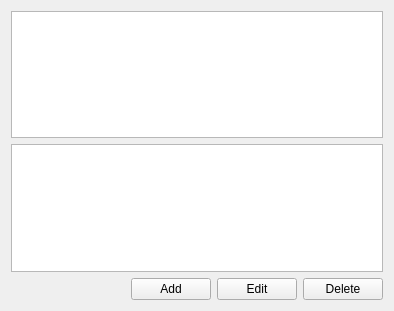
The window that formcfgruleset.ui (newey499/qiptables) describes before a commit, drawn with Qt 5.
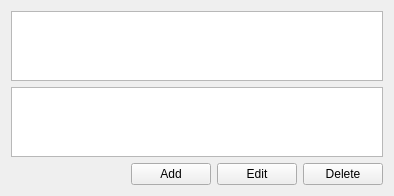
The same window after the commit. Custom widgets are drawn as their Qt base class.

The edit to the form file:
```diff
--- a/formcfgruleset.ui
+++ b/formcfgruleset.ui
@@ -7,7 +7,7 @@
     <x>0</x>
     <y>0</y>
     <width>394</width>
-    <height>311</height>
+    <height>176</height>
    </rect>
   </property>
   <property name="windowTitle">
```
